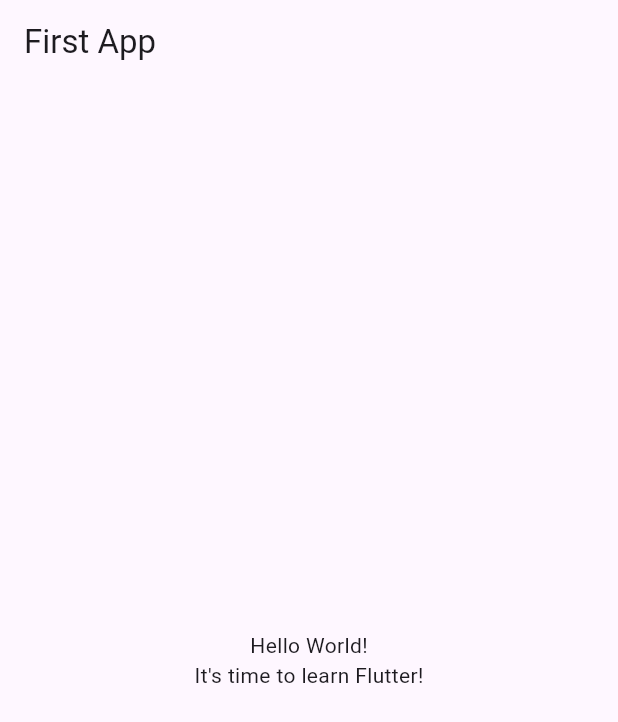
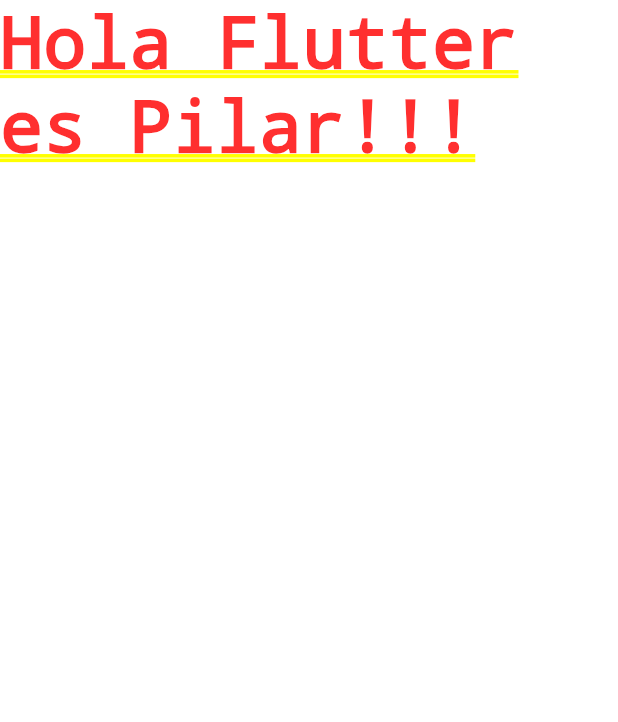
Before and after one commit to Kariakito/Flutter2Dice, a Flutter app: the screen it shows after launch, on a phone screen of 412 x 824 dp. Shown: the top 722 px of the screen. Run offline on Flutter 3.47's test engine with Material 3 defaults, Android fonts, the phone set to English and light mode, and no system bars.

Commit message:
1st hello world in flutter

```diff
--- a/dice_app/lib/main.dart
+++ b/dice_app/lib/main.dart
@@ -1,37 +1,5 @@
 import 'package:flutter/material.dart';
 
 void main() {
-  runApp(const MyApp());
+runApp(MaterialApp(home: Text('Hola Flutter es Pilar!!!')));
 }
-
-class MyApp extends StatelessWidget {
-  const MyApp({super.key});
-
-  @override
-  Widget build(BuildContext context) {
-    return MaterialApp(
-      title: 'Flutter Demo',
-      theme: ThemeData(
-        primarySwatch: Colors.blue,
-      ),
-      home: Scaffold(
-        appBar: AppBar(
-          title: const Text('First App'),
-        ),
-        body: Center(
-          child: Column(
-            mainAxisAlignment: MainAxisAlignment.center,
-            children: const [
-              Text(
-                'Hello World!',
-              ),
-              Text(
-                'It\'s time to learn Flutter!',
-              ),
-            ],
-          ),
-        ),
-      ),
-    );
-  }
-}
```
